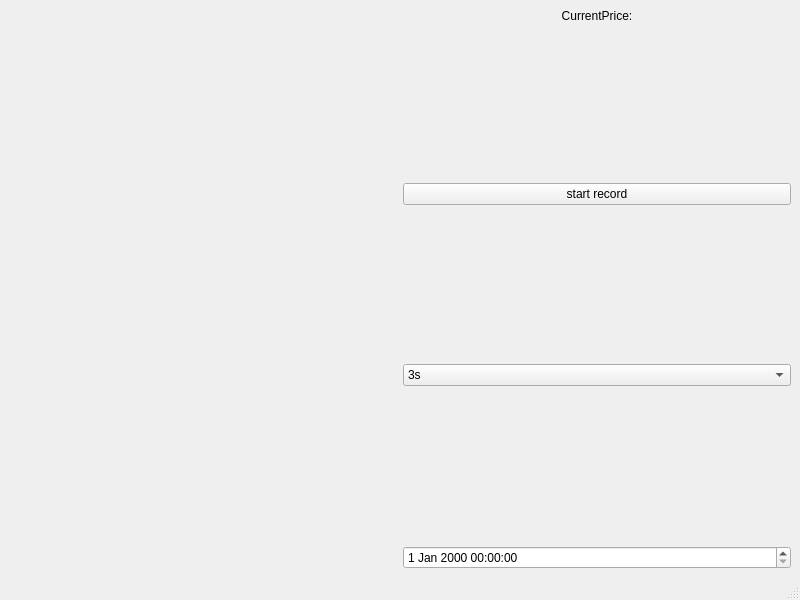
This is mainwindow.ui in Zqiangqiang/Real-Time-Price as Qt 5 draws it before an edit. The edited form follows.
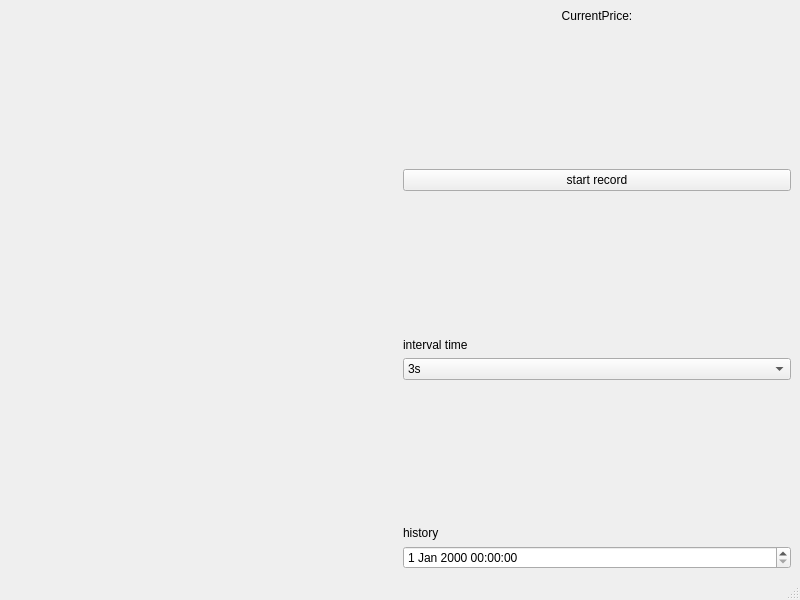
This is the edited form. Custom widgets are drawn as their Qt base class.

Commit message: add view history price

Patch:
```diff
--- a/mainwindow.ui
+++ b/mainwindow.ui
@@ -63,6 +63,19 @@
         </property>
        </spacer>
       </item>
+      <item>
+       <widget class="QLabel" name="label">
+        <property name="layoutDirection">
+         <enum>Qt::LayoutDirection::LeftToRight</enum>
+        </property>
+        <property name="text">
+         <string>interval time</string>
+        </property>
+        <property name="alignment">
+         <set>Qt::AlignmentFlag::AlignLeading|Qt::AlignmentFlag::AlignLeft|Qt::AlignmentFlag::AlignVCenter</set>
+        </property>
+       </widget>
+      </item>
       <item>
        <widget class="QComboBox" name="accuracyCombo">
         <item>
@@ -110,6 +123,13 @@
         </property>
        </spacer>
       </item>
+      <item>
+       <widget class="QLabel" name="label_2">
+        <property name="text">
+         <string>history</string>
+        </property>
+       </widget>
+      </item>
       <item>
        <widget class="QDateTimeEdit" name="historyRecord"/>
       </item>
```
The commit also changes 2 other files.
